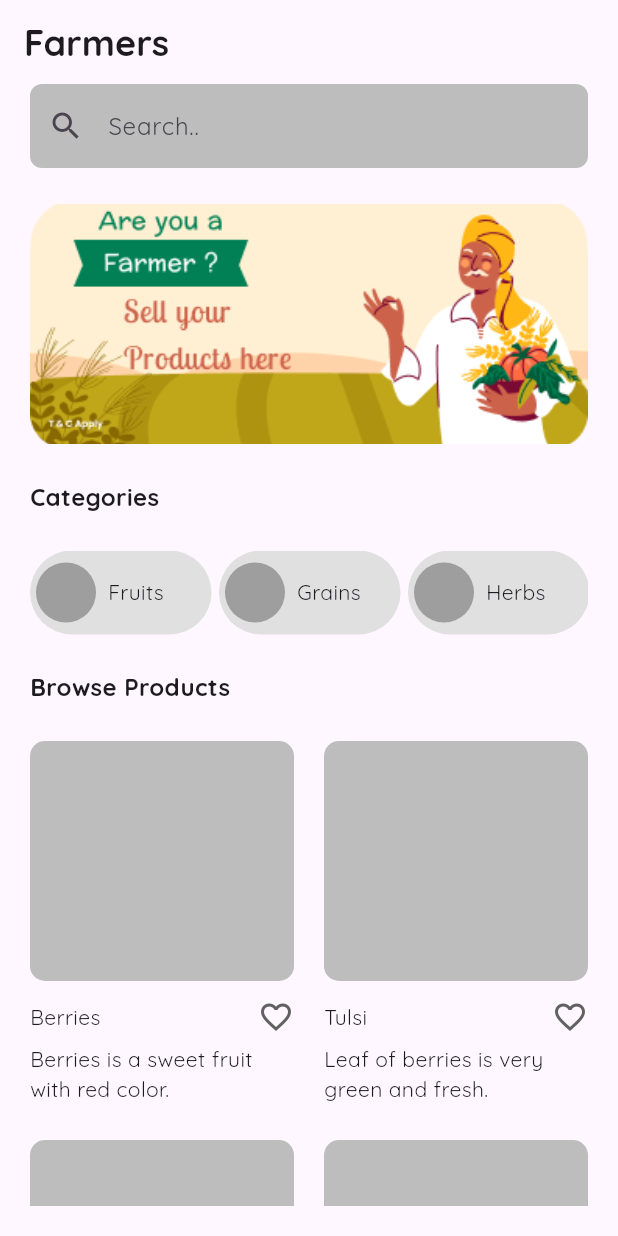
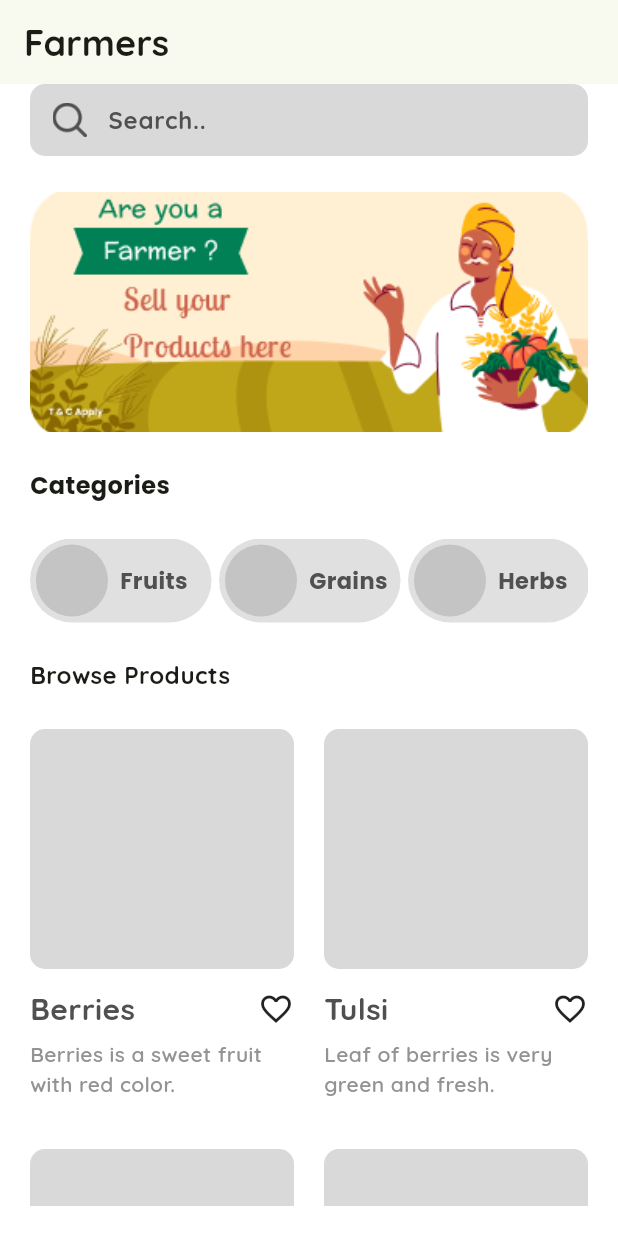
Before and after one commit to alHerys/1st-Workshop-Raion, a Flutter app: the screen it shows after launch, on a phone screen of 412 x 824 dp. Run offline on Flutter 3.47's test engine with Material 3 defaults, Android fonts, the phone set to English and light mode, and no system bars; our stand-ins replace google_fonts.

Commit message:
Done level 3
Co-authored-by: Copilot <copilot@github.com>

```diff
--- a/lib/level3/category_card.dart
+++ b/lib/level3/category_card.dart
@@ -1,4 +1,5 @@
 import 'package:flutter/material.dart';
+import 'package:google_fonts/google_fonts.dart';
 
 class CategoryCard extends StatelessWidget {
   final String title;
@@ -15,10 +16,25 @@ class CategoryCard extends StatelessWidget {
         borderRadius: .circular(50),
       ),
       child: Row(
+        spacing: 8,
         children: [
-          CircleAvatar(backgroundColor: Colors.grey),
-          SizedBox(width: 8),
-          Text(title),
+          Container(
+            width: 48,
+            height: 48,
+            decoration: ShapeDecoration(
+              color: const Color(0xFFC4C4C4),
+              shape: OvalBorder(),
+            ),
+          ),
+          Text(
+            title,
+            style: TextStyle(
+              color: const Color(0xFF505050),
+              fontSize: 15,
+              fontFamily: GoogleFonts.poppins().fontFamily,
+              fontWeight: FontWeight.bold,
+            ),
+          ),
         ],
       ),
     );
--- a/lib/level3/home_page_3.dart
+++ b/lib/level3/home_page_3.dart
@@ -1,4 +1,5 @@
 import 'package:flutter/material.dart';
+import 'package:google_fonts/google_fonts.dart';
 import 'package:workshop_1/level3/category_card.dart';
 import 'package:workshop_1/level3/product_card.dart';
 
@@ -15,7 +16,7 @@ class HomePage3 extends StatelessWidget {
         ),
       ),
       body: Padding(
-        padding: const EdgeInsets.only(left: 20, right: 20, bottom: 20),
+        padding: const .only(left: 20, right: 20, bottom: 20),
         child: SingleChildScrollView(
           child: Column(
             crossAxisAlignment: .start,
@@ -23,22 +24,37 @@ class HomePage3 extends StatelessWidget {
             children: [
               TextField(
                 decoration: InputDecoration(
-                  prefixIcon: Icon(Icons.search),
+                  prefixIcon: Padding(
+                    padding: const EdgeInsets.only(
+                      left: 15,
+                      top: 10,
+                      bottom: 10,
+                      right: 10,
+                    ),
+                    child: Image.asset('assets/icons/search.png', width: 18),
+                  ),
                   filled: true,
                   hintText: 'Search..',
-                  fillColor: Colors.grey.shade400,
+                  hintStyle: TextStyle(
+                    fontSize: 16,
+                    fontWeight: .bold,
+                    color: Color(0xFF505050),
+                  ),
+                  fillColor: Color(0xFFD9D9D9),
                   border: OutlineInputBorder(
                     borderSide: .none,
-                    borderRadius: .circular(8),
+                    borderRadius: .circular(10),
                   ),
+                  contentPadding: .zero,
                 ),
               ),
+
               Container(
                 width: double.infinity,
                 height: 160,
                 decoration: BoxDecoration(
                   image: DecorationImage(
-                    image: AssetImage('assets/hero.png'),
+                    image: AssetImage('assets/images/hero.png'),
                     fit: .cover,
                   ),
                   borderRadius: .circular(10),
@@ -47,7 +63,11 @@ class HomePage3 extends StatelessWidget {
 
               Text(
                 'Categories',
-                style: TextStyle(fontWeight: .w700, fontSize: 16),
+                style: TextStyle(
+                  fontWeight: .w700,
+                  fontSize: 16,
+                  fontFamily: GoogleFonts.poppins().fontFamily,
+                ),
               ),
 
               SingleChildScrollView(
@@ -67,8 +87,15 @@ class HomePage3 extends StatelessWidget {
                 'Browse Products',
                 style: TextStyle(fontWeight: .w700, fontSize: 16),
               ),
-              Row(
-                spacing: 20,
+              GridView(
+                shrinkWrap: true,
+                physics: NeverScrollableScrollPhysics(),
+                gridDelegate: SliverGridDelegateWithFixedCrossAxisCount(
+                  crossAxisCount: 2,
+                  crossAxisSpacing: 20,
+                  mainAxisSpacing: 20,
+                  mainAxisExtent: 260,
+                ),
                 children: [
                   ProductCard(
                     title: 'Berries',
@@ -78,11 +105,6 @@ class HomePage3 extends StatelessWidget {
                     title: 'Tulsi',
                     description: 'Leaf of berries is very green and fresh.',
                   ),
-                ],
-              ),
-              Row(
-                spacing: 20,
-                children: [
                   ProductCard(
                     title: 'Milk',
                     description: 'Milk is a white liquid produced by mammals.',
--- a/lib/level3/product_card.dart
+++ b/lib/level3/product_card.dart
@@ -13,8 +13,7 @@ class ProductCard extends StatelessWidget {
 
   @override
   Widget build(BuildContext context) {
-    return Expanded(
-      child: GestureDetector(
+    return GestureDetector(
       onTap: () {
         Navigator.push(
           context,
@@ -28,7 +27,7 @@ class ProductCard extends StatelessWidget {
             width: double.infinity,
             height: 160,
             decoration: BoxDecoration(
-                color: Colors.grey.shade400,
+              color: Color(0xFFD9D9D9),
               borderRadius: .circular(10),
             ),
           ),
@@ -36,14 +35,27 @@ class ProductCard extends StatelessWidget {
           Row(
             mainAxisAlignment: .spaceBetween,
             children: [
-                Text(title),
-                Icon(Icons.favorite_border, color: Colors.grey.shade700),
+              Text(
+                title,
+                style: TextStyle(
+                  color: const Color(0xFF505050),
+                  fontSize: 20,
+                  fontWeight: FontWeight.w700,
+                ),
+              ),
+              Icon(Icons.favorite_border),
             ],
           ),
           SizedBox(height: 6),
-            Text(description),
+          Text(
+            description,
+            style: TextStyle(
+              color: const Color(0xFF939393),
+              fontSize: 14,
+              fontWeight: FontWeight.w600,
+            ),
+          ),
         ],
-        ),
       ),
     );
   }
--- a/lib/main.dart
+++ b/lib/main.dart
@@ -18,7 +18,8 @@ class MyApp extends StatelessWidget {
       title: 'Flutter Demo',
       debugShowCheckedModeBanner: false,
       theme: ThemeData(
-        colorScheme: .fromSeed(seedColor: Colors.deepPurple),
+        colorScheme: .fromSeed(seedColor: Colors.lightGreenAccent),
+        scaffoldBackgroundColor: Colors.white,
         fontFamily: GoogleFonts.quicksand().fontFamily,
       ),
       home: HomePage3(),
--- a/pubspec.yaml
+++ b/pubspec.yaml
@@ -60,7 +60,8 @@ flutter:
 
   # To add assets to your application, add an assets section, like this:
   assets:
-    - assets/hero.png
+    - assets/images/
+    - assets/icons/
   #   - images/a_dot_ham.jpeg
 
   # An image asset can refer to one or more resolution-specific "variants", see
```
Also changed, not shown: assets/icons/search.png (added), assets/images/hero.png (renamed from assets/hero.png). Lines whose indentation alone changed are shown as unchanged.
